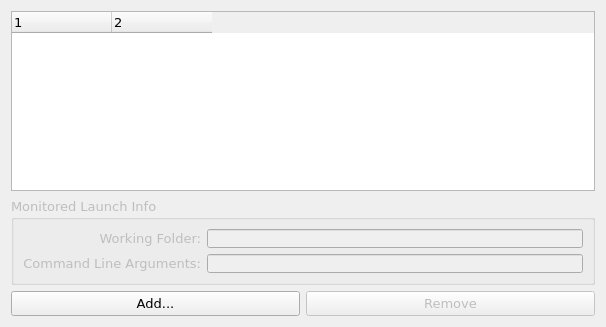
Above: vkconfig/dlgcreateassociation.ui from LunarG/VulkanTools before the change. Below: the same form after it.
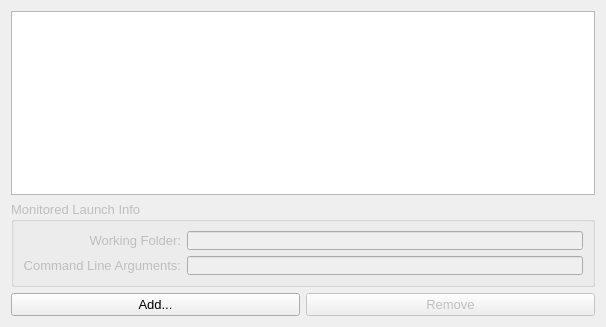
That is the form after the change.

What changed in the file:
```diff
--- a/vkconfig/dlgcreateassociation.ui
+++ b/vkconfig/dlgcreateassociation.ui
@@ -12,7 +12,7 @@
   </property>
   <property name="font">
    <font>
-    <family>Verdana</family>
+    <family>Arial</family>
     <pointsize>10</pointsize>
    </font>
   </property>
@@ -93,7 +93,7 @@
       <number>2</number>
      </property>
      <attribute name="headerVisible">
-      <bool>true</bool>
+      <bool>false</bool>
      </attribute>
      <attribute name="headerStretchLastSection">
       <bool>false</bool>
```
